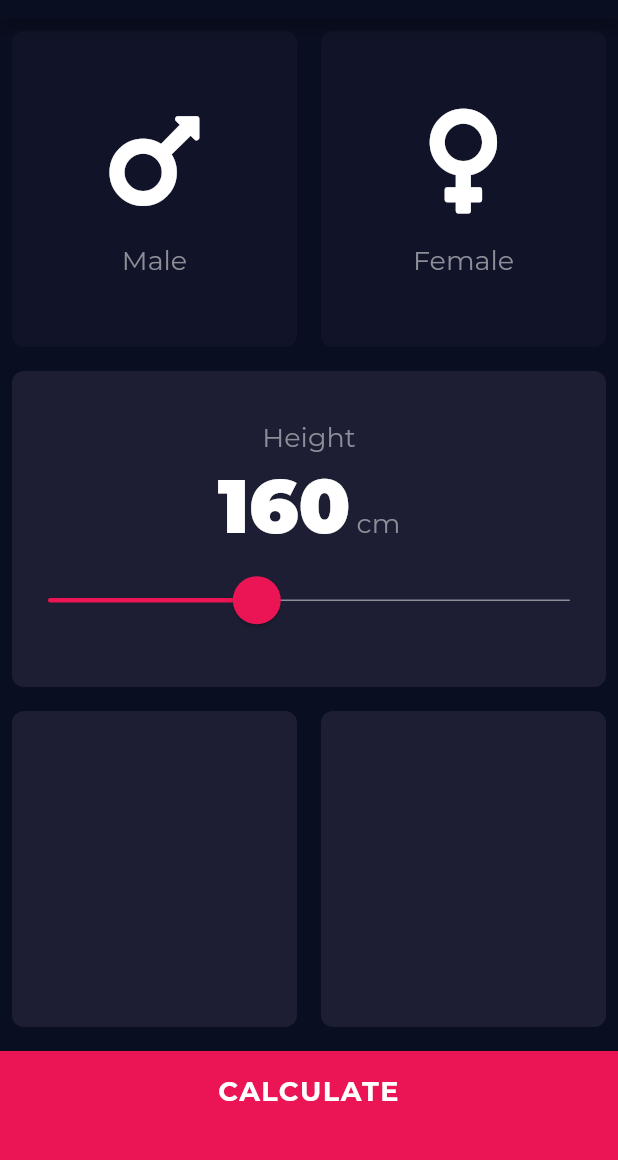
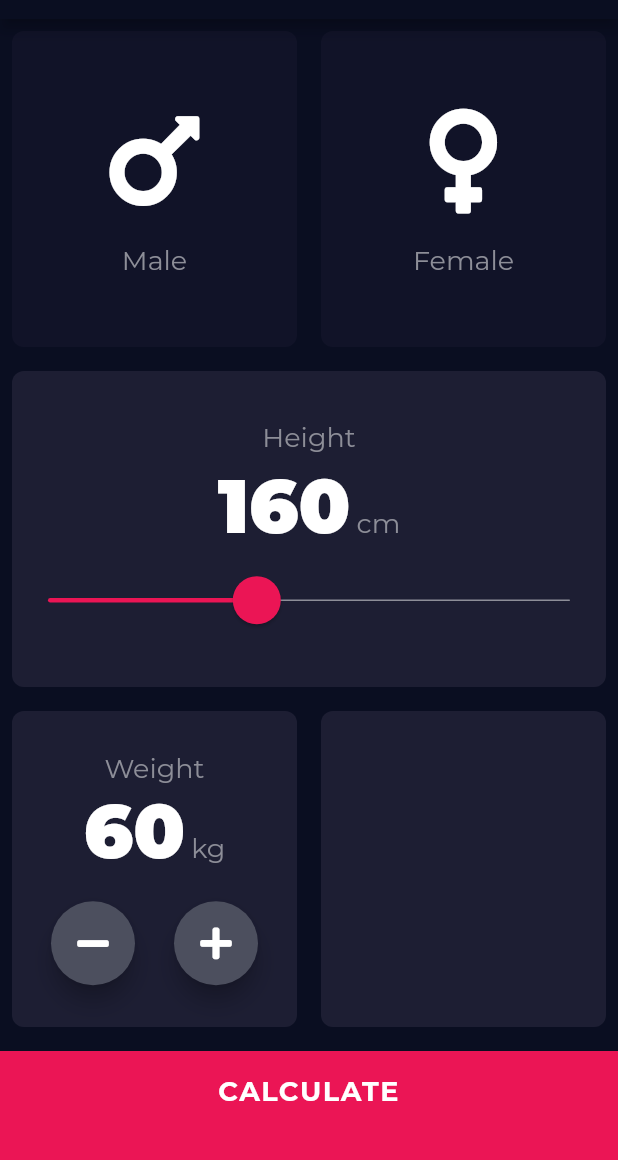
Before and after one commit to max-jellycat/bmi_calculator, a Flutter app: the screen it shows after launch, on a phone screen of 412 x 824 dp, the part 65-1225 px from its top. Run offline on Flutter 3.47's test engine with Material 2 defaults, Android fonts, the light colour scheme and no system bars; our stand-ins replace font_awesome_flutter.

Commit message:
round icon button + weight handling

```diff
--- a/lib/constants.dart
+++ b/lib/constants.dart
@@ -6,7 +6,8 @@ const kMaxHeight = 220.0;
 const kPrimaryColor = Color(0xFF0A0E21);
 const kAccentColor = Color(0xFFEB1555);
 const kAccentColorAlpha = Color(0x1FEB1555);
-const kLabelColor = Color(0xFF8D8E98);
+const kGreyColor = Color(0xFF4C4F5E);
+const kLightGreyColor = Color(0xFF8D8E98);
 const kActiveCardColor = Color(0xFF1D1E33);
 const kInactiveCardColor = Color(0xFF111328);
 
@@ -14,7 +15,7 @@ const kBottomButtonHeight = 80.0;
 
 const TextStyle kLabelTextStyle = TextStyle(
   fontSize: 18.0,
-  color: kLabelColor,
+  color: kLightGreyColor,
 );
 
 const TextStyle kValueTextStyle = TextStyle(
--- a/lib/pages/input_page.dart
+++ b/lib/pages/input_page.dart
@@ -5,6 +5,7 @@ import '../constants.dart';
 import '../widgets/box.dart';
 import '../widgets/icon_content.dart';
 import '../widgets/slider_content.dart';
+import '../widgets/round_icon_button.dart';
 
 enum Gender { male, female }
 
@@ -16,6 +17,7 @@ class InputPage extends StatefulWidget {
 class _InputPageState extends State<InputPage> {
   Gender selectedGender;
   int selectedHeight = 160;
+  int selectedWeight = 60;
 
   @override
   Widget build(BuildContext context) {
@@ -85,6 +87,51 @@ class _InputPageState extends State<InputPage> {
                 Expanded(
                   child: Box(
                     color: kActiveCardColor,
+                    child: Column(
+                      mainAxisAlignment: MainAxisAlignment.center,
+                      children: [
+                        Text('Weight', style: kLabelTextStyle),
+                        Row(
+                          mainAxisAlignment: MainAxisAlignment.center,
+                          crossAxisAlignment: CrossAxisAlignment.baseline,
+                          textBaseline: TextBaseline.alphabetic,
+                          children: [
+                            Text(selectedWeight.toString(),
+                                style: kValueTextStyle),
+                            SizedBox(width: 4.0),
+                            Text('kg', style: kLabelTextStyle),
+                          ],
+                        ),
+                        SizedBox(height: 16.0),
+                        Row(
+                          mainAxisAlignment: MainAxisAlignment.spaceEvenly,
+                          children: [
+                            RoundIconButton(
+                              onPressed: () {
+                                setState(() {
+                                  selectedWeight--;
+                                });
+                              },
+                              backgroundColor: kGreyColor,
+                              icon: FontAwesomeIcons.minus,
+                              color: Colors.white,
+                              radius: 16.0,
+                            ),
+                            RoundIconButton(
+                              onPressed: () {
+                                setState(() {
+                                  selectedWeight++;
+                                });
+                              },
+                              backgroundColor: kGreyColor,
+                              icon: FontAwesomeIcons.plus,
+                              color: Colors.white,
+                              radius: 16.0,
+                            ),
+                          ],
+                        )
+                      ],
+                    ),
                   ),
                 ),
                 Expanded(
--- /dev/null
+++ b/lib/widgets/round_icon_button.dart
@@ -0,0 +1,46 @@
+import "package:flutter/material.dart";
+
+const _kSizeContraints = BoxConstraints.tightFor(
+  width: 56.0,
+  height: 56.0,
+);
+const _kSmallSizeContraints = BoxConstraints.tightFor(
+  width: 48.0,
+  height: 48.0,
+);
+
+const _kElevation = 6.0;
+
+class RoundIconButton extends StatelessWidget {
+  final double radius;
+  final Color backgroundColor;
+  final IconData icon;
+  final Color color;
+  final Function onPressed;
+  final bool isSmall;
+
+  RoundIconButton({
+    this.radius,
+    this.backgroundColor,
+    this.icon,
+    this.color,
+    this.onPressed,
+    this.isSmall,
+  });
+
+  @override
+  Widget build(BuildContext context) {
+    return RawMaterialButton(
+      elevation: _kElevation,
+      shape: CircleBorder(),
+      constraints:
+          this.isSmall == true ? _kSmallSizeContraints : _kSizeContraints,
+      fillColor: this.backgroundColor,
+      child: Icon(
+        this.icon,
+        color: this.color,
+      ),
+      onPressed: this.onPressed,
+    );
+  }
+}
--- a/lib/widgets/slider_content.dart
+++ b/lib/widgets/slider_content.dart
@@ -40,7 +40,7 @@ class SliderContent extends StatelessWidget {
           data: SliderTheme.of(context).copyWith(
             trackHeight: 1.0,
             activeTrackColor: kAccentColor,
-            inactiveTrackColor: kLabelColor,
+            inactiveTrackColor: kLightGreyColor,
             thumbColor: kAccentColor,
             thumbShape: RoundSliderThumbShape(
               enabledThumbRadius: 16.0,
```
